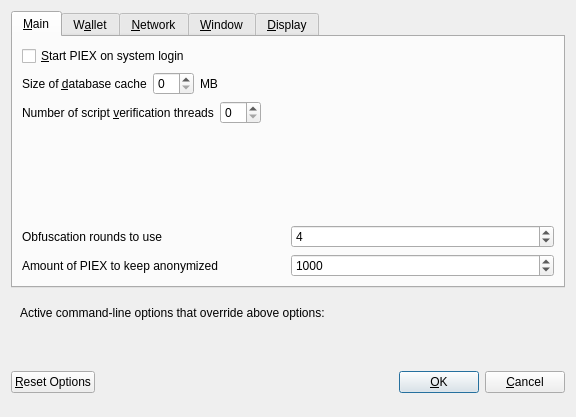
Old version of the form src/qt/forms/optionsdialog.ui in the repository SocialSend/SocialSend.
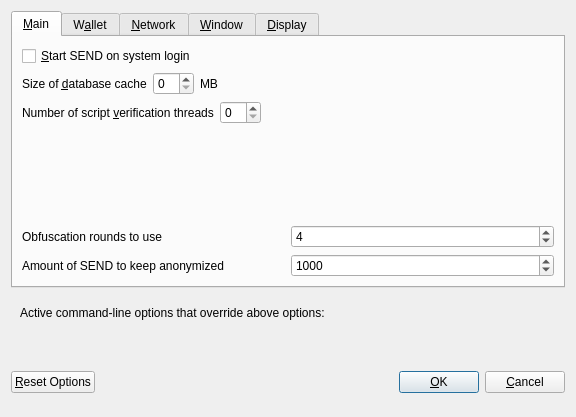
New version of the form. Custom widgets are drawn as their Qt base class.

```diff
--- a/src/qt/forms/optionsdialog.ui
+++ b/src/qt/forms/optionsdialog.ui
@@ -33,7 +33,7 @@
           <string>Automatically start PIEX after logging in to the system.</string>
          </property>
          <property name="text">
-          <string>&amp;Start PIEX on system login</string>
+          <string>&amp;Start SEND on system login</string>
          </property>
         </widget>
        </item>
@@ -177,7 +177,7 @@
             <string notr="true"/>
            </property>
            <property name="text">
-            <string>Amount of PIEX to keep anonymized</string>
+            <string>Amount of SEND to keep anonymized</string>
            </property>
           </widget>
          </item>
```
Left out of the diff: 12 changed lines with no effect on the pictures.
